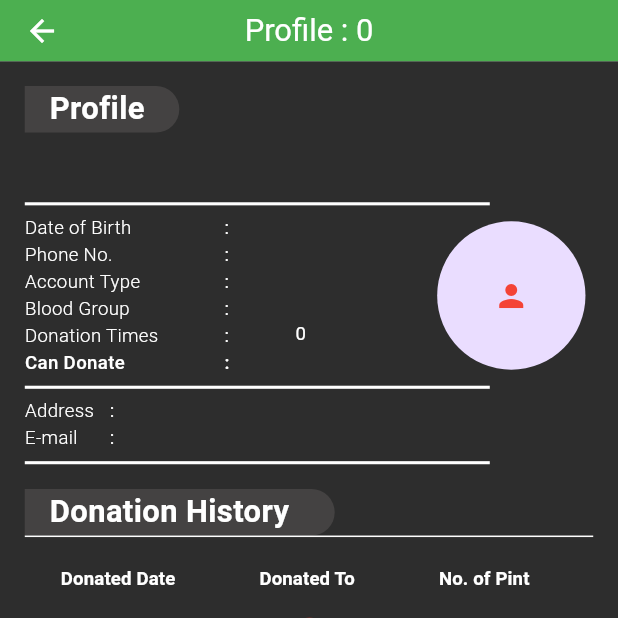
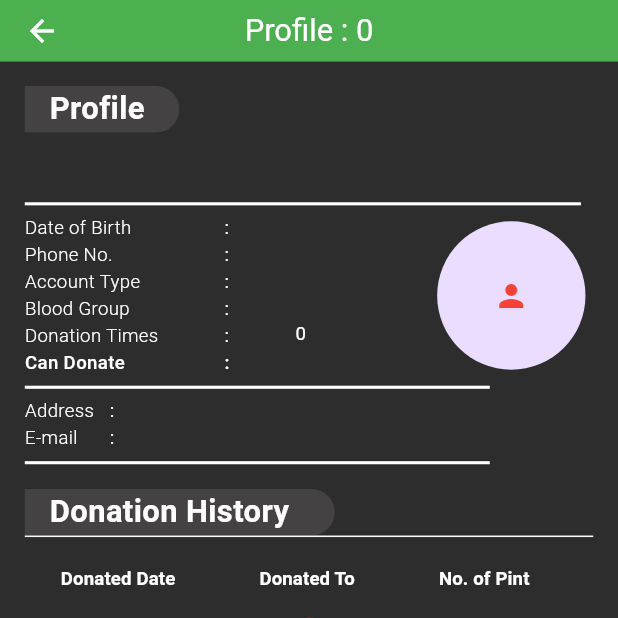
Before and after one commit to dheerajuparkoti/VScode-blood-donation, a Flutter app: the Profile screen opened directly with empty values, on a phone screen of 412 x 824 dp, the top half of it. Run offline on Flutter 3.47's test engine with Material 3 defaults, Android fonts, the phone set to English and light mode, and no system bars; our stand-ins replace connectivity, firebase_core, firebase_messaging, flutter_local_notifications, image_picker, share and 1 more; missing offline and left inert: mailer; accounts and stored records are empty; network calls fail; project files that could hold a hidden picture were left out.

Commit message:
final responsite

```diff
--- a/blood_donation/lib/Screen/privacy_policy.dart
+++ b/blood_donation/lib/Screen/privacy_policy.dart
@@ -85,7 +85,7 @@ class PrivacyPolicy extends StatelessWidget {
                         Container(
                           height: 1.03 * asr, // Height of the underline
                           color: Colors.white,
-                          width: 155 * asr, // Adjust the width accordingly
+                          width: 0.9 * sw, // Adjust the width accordingly
                         ),
                       ],
                     ),
--- a/blood_donation/lib/Screen/profile_screen.dart
+++ b/blood_donation/lib/Screen/profile_screen.dart
@@ -284,7 +284,7 @@ class _ProfileState extends State<Profile> {
                                   height: 1.03 * asr, // Height of the underline
                                   color: Colors.white,
                                   width:
-                                      155 * asr, // Adjust the width accordingly
+                                      0.9 * sw, // Adjust the width accordingly
                                 ),
                               ],
                             ),
@@ -567,14 +567,14 @@ class _ProfileState extends State<Profile> {
                                   Text(
                                     address, // import data for address
                                     style: TextStyle(
-                                      fontSize: 0.012 * sh,
+                                      fontSize: 0.013 * sh,
                                       color: const Color(0xffffffff),
                                     ),
                                   ),
                                   Text(
                                     email,
                                     style: TextStyle(
-                                      fontSize: 6.2 * asr,
+                                      fontSize: 0.013 * sh,
                                       color: const Color(0xffffffff),
                                     ),
                                   ),
--- a/blood_donation/lib/Screen/splash_screen.dart
+++ b/blood_donation/lib/Screen/splash_screen.dart
@@ -92,7 +92,7 @@ class _LoginState extends State<SplashScreen> {
   Widget build(BuildContext context) {
     double sw = MediaQuery.of(context).size.width;
     double sh = MediaQuery.of(context).size.height;
-    double asr = sh / sw;
+
     return Scaffold(
       body: Stack(
         children: [
--- a/blood_donation/lib/main.dart
+++ b/blood_donation/lib/main.dart
@@ -281,7 +281,7 @@ class _MainPageState extends State<MainPage> {
                             //bottomRight: Radius.circular(25.75*asr),
                           ),
                         ),
-                        padding: EdgeInsets.symmetric(horizontal: 7.75 * asr),
+                        padding: EdgeInsets.symmetric(horizontal: 0.025 * sw),
                         child: Row(
                           mainAxisAlignment: MainAxisAlignment.center,
                           children: [
```
